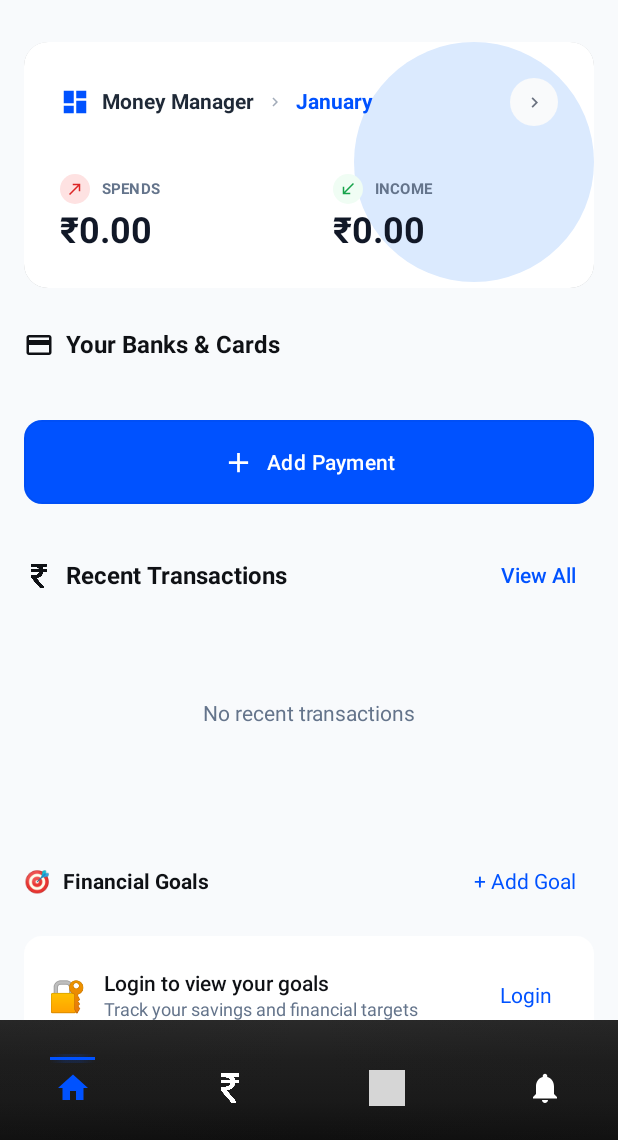
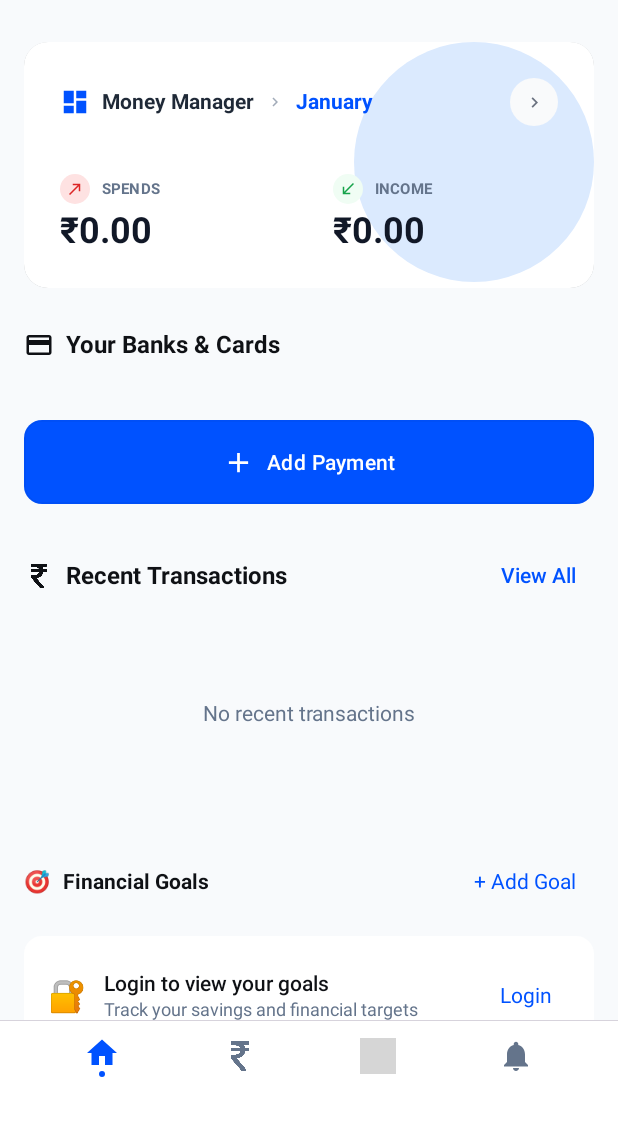
Before and after one commit to Koshpal/Koshpal-Mobile-Android, an Android app built with Jetpack Compose: the HomeActivity screen opened directly, with no data from a screen before it, on a phone screen of 412 x 824 dp, the part 96-1236 px from its top. Run offline under Robolectric (Android 15) with nearby library versions, the light colour scheme and no system bars; our stand-ins replace Dagger/Hilt's generated code, Room's generated code, livedata-compose; libraries missing offline, so code that uses them is left out: com.github.mikephil.charting; network calls fail; pictures from the network do not load; grey boxes are pictures that could not be loaded.

Commit message:
Polish Bottom Navigation: Material 3 Component Architecture
- Created ui/navigation/ package with clean component structure
- Added BottomNavBar.kt main container with theme-aware background
- Added BottomNavItem.kt with proper active/inactive state handling
- Added BottomNavIndicator.kt for active tab visual indicator
- Added NavigationItemData.kt for type-safe navigation data
- Updated HomeActivity.kt to use new BottomNavBar component
- Maintained all existing navigation logic and behavior unchanged
- Theme-aware colors: surface, primary, onSurfaceVariant, outlineVariant
- Material 3 compliant: proper spacing, touch targets, visual hierarchy
- No hardcoded colors, automatic light/dark theme support
- Build verified: all components compile and integrate successfully

```diff
--- a/app/src/main/java/com/koshpal_android/koshpalapp/ui/home/HomeActivity.kt
+++ b/app/src/main/java/com/koshpal_android/koshpalapp/ui/home/HomeActivity.kt
@@ -19,8 +19,7 @@ import com.koshpal_android.koshpalapp.ui.transactions.dialog.TransactionDetailsD
 import com.koshpal_android.koshpalapp.data.local.KoshpalDatabase
 import com.koshpal_android.koshpalapp.model.Transaction
 import com.koshpal_android.koshpalapp.ui.reminders.RemindersListFragment
-import com.koshpal_android.koshpalapp.ui.home.compose.CustomBottomNavigation
-import com.koshpal_android.koshpalapp.ui.home.compose.NavigationItem
+import com.koshpal_android.koshpalapp.ui.navigation.BottomNavBar
 import com.koshpal_android.koshpalapp.ui.theme.KoshpalTheme
 import androidx.compose.runtime.getValue
 import androidx.compose.runtime.mutableStateOf
@@ -128,19 +127,10 @@ class HomeActivity : AppCompatActivity() {
     }
 
     private fun setupBottomNavigation() {
-        val navigationItems = listOf(
-            NavigationItem(R.id.home, R.drawable.ic_home, "Home"),
-            NavigationItem(R.id.transactions, R.drawable.ic_rup, "Payments"),
-            NavigationItem(R.id.categories, R.drawable.ic_categ, "Categories"),
-            //NavigationItem(R.id.insights, R.drawable.ic_insig, "Insights"),
-            NavigationItem(R.id.reminders, R.drawable.ic_notifications, "Reminders")
-        )
-
         val composeView = binding.root.findViewById<ComposeView>(R.id.bottomNavigationCompose)
         composeView?.setContent {
             KoshpalTheme {
-                CustomBottomNavigation(
-                    items = navigationItems,
+                BottomNavBar(
                     selectedItemId = selectedNavItemId,
                     onItemSelected = { itemId ->
                         selectedNavItemId = itemId
--- /dev/null
+++ b/app/src/main/java/com/koshpal_android/koshpalapp/ui/navigation/BottomNavBar.kt
@@ -0,0 +1,59 @@
+package com.koshpal_android.koshpalapp.ui.navigation
+
+import androidx.compose.foundation.layout.*
+import androidx.compose.material3.MaterialTheme
+import androidx.compose.runtime.Composable
+import androidx.compose.ui.Modifier
+import androidx.compose.ui.draw.drawBehind
+import androidx.compose.ui.geometry.Offset
+import androidx.compose.ui.unit.dp
+import com.koshpal_android.koshpalapp.R
+
+/**
+ * Bottom Navigation Bar - Material 3 compliant navigation container
+ * Fixed to bottom with theme-aware background and subtle border
+ */
+@Composable
+fun BottomNavBar(
+    selectedItemId: Int,
+    onItemSelected: (Int) -> Unit,
+    modifier: Modifier = Modifier
+) {
+    val navigationItems = listOf(
+        NavigationItemData(R.id.home, R.drawable.ic_home, "Home"),
+        NavigationItemData(R.id.transactions, R.drawable.ic_rup, "Payments"),
+        NavigationItemData(R.id.categories, R.drawable.ic_categ, "Categories"),
+        NavigationItemData(R.id.reminders, R.drawable.ic_notifications, "Reminders")
+    )
+
+    val backgroundColor = MaterialTheme.colorScheme.surface
+    val borderColor = MaterialTheme.colorScheme.outlineVariant
+
+    Row(
+        modifier = modifier
+            .fillMaxWidth()
+            .height(80.dp) // Standard bottom navigation height
+            .drawBehind {
+                // Theme-aware background
+                drawRect(color = backgroundColor)
+
+                // Subtle top border using outlineVariant
+                drawLine(
+                    color = borderColor,
+                    start = Offset(0f, 0f),
+                    end = Offset(size.width, 0f),
+                    strokeWidth = 1.dp.toPx()
+                )
+            }
+            .padding(bottom = 8.dp), // Safe area padding
+        horizontalArrangement = Arrangement.SpaceEvenly
+    ) {
+        navigationItems.forEach { item ->
+            BottomNavItem(
+                item = item,
+                isSelected = item.id == selectedItemId,
+                onClick = { onItemSelected(item.id) }
+            )
+        }
+    }
+}
--- /dev/null
+++ b/app/src/main/java/com/koshpal_android/koshpalapp/ui/navigation/BottomNavIndicator.kt
@@ -0,0 +1,27 @@
+package com.koshpal_android.koshpalapp.ui.navigation
+
+import androidx.compose.foundation.background
+import androidx.compose.foundation.layout.Box
+import androidx.compose.foundation.layout.size
+import androidx.compose.foundation.shape.CircleShape
+import androidx.compose.material3.MaterialTheme
+import androidx.compose.runtime.Composable
+import androidx.compose.ui.Modifier
+import androidx.compose.ui.draw.clip
+import androidx.compose.ui.unit.dp
+
+/**
+ * Bottom Navigation Active Indicator
+ * Small circular dot that appears below active navigation items
+ */
+@Composable
+fun BottomNavIndicator(
+    modifier: Modifier = Modifier
+) {
+    Box(
+        modifier = modifier
+            .size(4.dp) // Small indicator dot
+            .clip(CircleShape)
+            .background(MaterialTheme.colorScheme.primary) // Primary color for active state
+    )
+}
--- /dev/null
+++ b/app/src/main/java/com/koshpal_android/koshpalapp/ui/navigation/BottomNavItem.kt
@@ -0,0 +1,51 @@
+package com.koshpal_android.koshpalapp.ui.navigation
+
+import androidx.compose.foundation.clickable
+import androidx.compose.foundation.layout.*
+import androidx.compose.foundation.shape.CircleShape
+import androidx.compose.material3.Icon
+import androidx.compose.material3.MaterialTheme
+import androidx.compose.runtime.Composable
+import androidx.compose.ui.Alignment
+import androidx.compose.ui.Modifier
+import androidx.compose.ui.draw.clip
+import androidx.compose.ui.res.painterResource
+import androidx.compose.ui.unit.dp
+
+/**
+ * Individual Bottom Navigation Item
+ * Clean Material 3 design with proper active/inactive states
+ */
+@Composable
+fun BottomNavItem(
+    item: NavigationItemData,
+    isSelected: Boolean,
+    onClick: () -> Unit,
+    modifier: Modifier = Modifier
+) {
+    Column(
+        modifier = modifier
+            .size(48.dp) // 48dp touch target for accessibility
+            .clip(CircleShape)
+            .clickable(onClick = onClick),
+        horizontalAlignment = Alignment.CenterHorizontally,
+        verticalArrangement = Arrangement.Center
+    ) {
+        // Icon with theme-aware coloring
+        Icon(
+            painter = painterResource(id = item.iconResId),
+            contentDescription = item.title,
+            tint = if (isSelected) {
+                MaterialTheme.colorScheme.primary // Active: primary color
+            } else {
+                MaterialTheme.colorScheme.onSurfaceVariant // Inactive: muted
+            },
+            modifier = Modifier.size(24.dp)
+        )
+
+        // Active indicator (small dot below icon)
+        if (isSelected) {
+            BottomNavIndicator()
+        }
+    }
+}
--- /dev/null
+++ b/app/src/main/java/com/koshpal_android/koshpalapp/ui/navigation/NavigationItemData.kt
@@ -0,0 +1,11 @@
+package com.koshpal_android.koshpalapp.ui.navigation
+
+/**
+ * Data class representing navigation item data
+ * Simple data holder with no logic
+ */
+data class NavigationItemData(
+    val id: Int,
+    val iconResId: Int,
+    val title: String
+)
```
